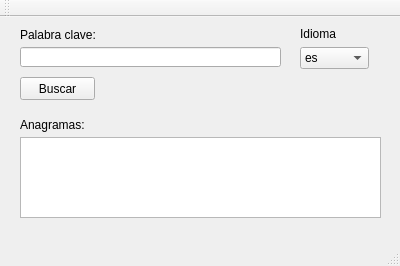
Before: the Qt Designer form mainwindow.ui in acamara/Anagrama, drawn with Qt 5.
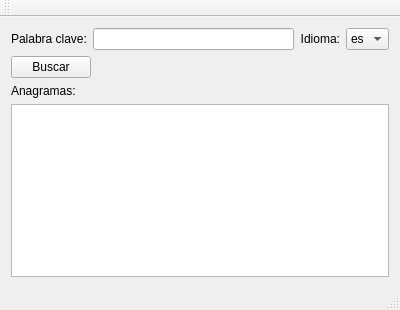
After: the same form once the commit is applied.

Commit message: Canvis en la interficie

```diff
--- a/mainwindow.ui
+++ b/mainwindow.ui
@@ -7,35 +7,41 @@
     <x>0</x>
     <y>0</y>
     <width>400</width>
-    <height>266</height>
+    <height>310</height>
    </rect>
   </property>
   <property name="windowTitle">
    <string>Anagramas</string>
   </property>
   <widget class="QWidget" name="centralWidget">
-   <widget class="QPushButton" name="search_Button">
-    <property name="geometry">
-     <rect>
-      <x>20</x>
-      <y>60</y>
-      <width>75</width>
-      <height>23</height>
-     </rect>
-    </property>
+   <layout class="QVBoxLayout" name="verticalLayout">
+    <item>
+     <layout class="QHBoxLayout" name="horizontalLayout_2">
+      <item>
+       <widget class="QLabel" name="label_2">
+        <property name="text">
+         <string>Palabra clave:</string>
+        </property>
+       </widget>
+      </item>
+      <item>
+       <widget class="QLineEdit" name="lineEdit_palabraclave"/>
+      </item>
+      <item>
+       <widget class="QLabel" name="label">
+        <property name="layoutDirection">
+         <enum>Qt::LeftToRight</enum>
+        </property>
     <property name="text">
-     <string>Buscar</string>
-    </property>
-   </widget>
+         <string>Idioma:</string>
+        </property>
+        <property name="alignment">
+         <set>Qt::AlignRight|Qt::AlignTrailing|Qt::AlignVCenter</set>
+        </property>
+       </widget>
+      </item>
+      <item>
    <widget class="QComboBox" name="comboBox_idioma">
-    <property name="geometry">
-     <rect>
-      <x>300</x>
-      <y>30</y>
-      <width>69</width>
-      <height>22</height>
-     </rect>
-    </property>
     <property name="currentIndex">
      <number>1</number>
     </property>
@@ -55,68 +61,48 @@
      </property>
     </item>
    </widget>
-   <widget class="QLabel" name="label">
-    <property name="geometry">
-     <rect>
-      <x>300</x>
-      <y>10</y>
-      <width>46</width>
-      <height>13</height>
-     </rect>
-    </property>
+      </item>
+     </layout>
+    </item>
+    <item>
+     <layout class="QHBoxLayout" name="horizontalLayout_4">
+      <item>
+       <widget class="QPushButton" name="search_Button">
     <property name="text">
-     <string>Idioma</string>
-    </property>
-   </widget>
-   <widget class="QLabel" name="label_2">
-    <property name="geometry">
-     <rect>
-      <x>20</x>
-      <y>10</y>
-      <width>81</width>
-      <height>16</height>
-     </rect>
-    </property>
-    <property name="text">
-     <string>Palabra clave:</string>
-    </property>
-   </widget>
-   <widget class="QLineEdit" name="lineEdit_palabraclave">
-    <property name="geometry">
-     <rect>
-      <x>20</x>
-      <y>30</y>
-      <width>261</width>
+         <string>Buscar</string>
+        </property>
+       </widget>
+      </item>
+      <item>
+       <spacer name="horizontalSpacer">
+        <property name="orientation">
+         <enum>Qt::Horizontal</enum>
+        </property>
+        <property name="sizeHint" stdset="0">
+         <size>
+          <width>40</width>
       <height>20</height>
-     </rect>
-    </property>
-   </widget>
+         </size>
+        </property>
+       </spacer>
+      </item>
+     </layout>
+    </item>
+    <item>
    <widget class="QLabel" name="label_3">
-    <property name="geometry">
-     <rect>
-      <x>20</x>
-      <y>100</y>
-      <width>71</width>
-      <height>16</height>
-     </rect>
-    </property>
     <property name="text">
      <string>Anagramas:</string>
     </property>
    </widget>
+    </item>
+    <item>
    <widget class="QPlainTextEdit" name="plainTextEdit">
-    <property name="geometry">
-     <rect>
-      <x>20</x>
-      <y>120</y>
-      <width>361</width>
-      <height>81</height>
-     </rect>
-    </property>
     <property name="readOnly">
      <bool>true</bool>
     </property>
    </widget>
+    </item>
+   </layout>
   </widget>
   <widget class="QMenuBar" name="menuBar">
    <property name="geometry">
```
Lines whose indentation alone changed are shown as unchanged. The commit also changes 2 other files.
